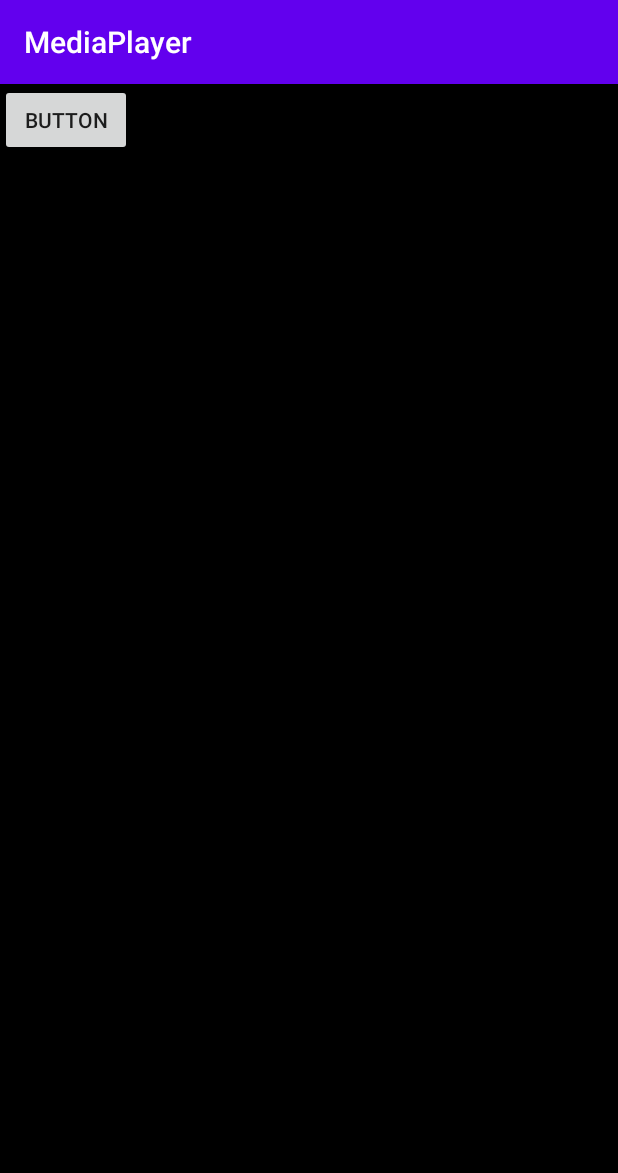
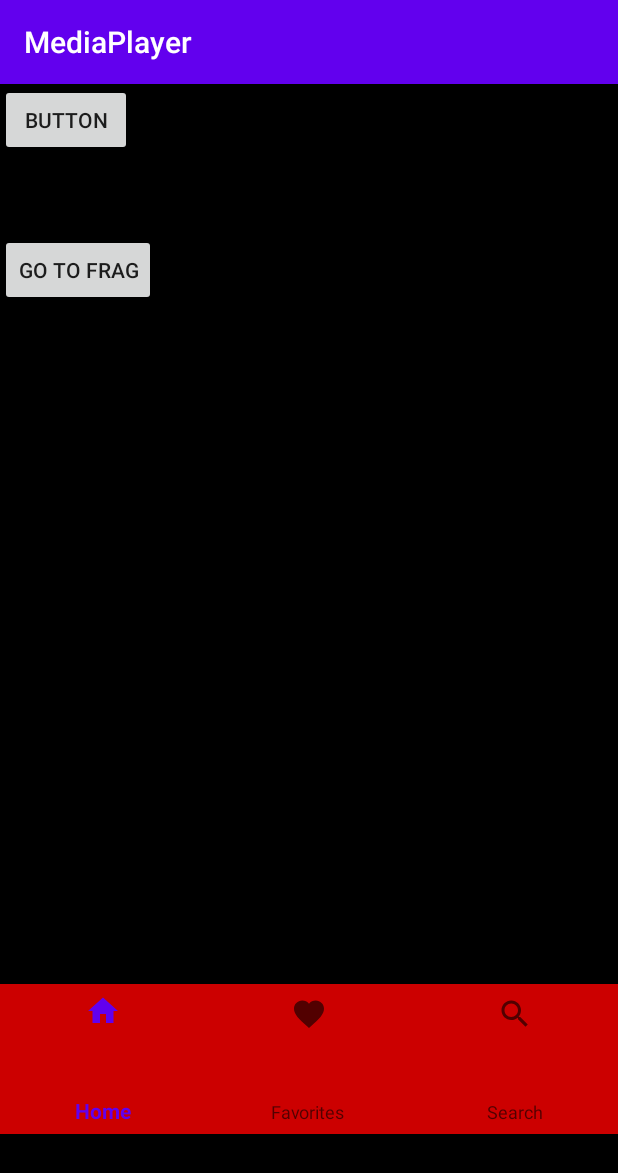
Before and after one commit to Brodski/MediaPlayer, an Android app: the screen it shows after launch (MainActivity), on a phone screen of 412 x 824 dp. Shown: the top 1173 px of the screen. Run offline under Robolectric (Android 15) with nearby library versions, the phone set to English and light mode, and no system bars; plain views replace PlayerView; 7 statements that could not run were skipped.

Commit message:
nav fragments

```diff
--- a/app/build.gradle
+++ b/app/build.gradle
@@ -41,4 +41,9 @@ dependencies {
     implementation "com.google.android.exoplayer:exoplayer-ui:2.11.4"
     implementation 'com.google.android.exoplayer:extension-mediasession:2.11.4'
 
+//    implementation 'androidx.legacy:legacy-support-v4:1.0.0'
+
+    implementation 'com.google.android.material:material:1.1.0'
+
+
 }
--- /dev/null
+++ b/app/src/main/java/com/example/mediaplayer/IMainActivity.kt
@@ -0,0 +1,5 @@
+package com.example.mediaplayer
+
+interface IMainActivity {
+    fun inflateFragment(fragmentTag: String, message: String)
+}
--- /dev/null
+++ b/app/src/main/java/com/example/mediaplayer/ItemsFragment.kt
@@ -0,0 +1,103 @@
+package com.example.mediaplayer
+
+import android.content.Context
+import android.nfc.Tag
+import android.os.Bundle
+import android.util.Log
+import androidx.fragment.app.Fragment
+import android.view.LayoutInflater
+import android.view.View
+import android.view.ViewGroup
+import android.widget.Button
+import android.widget.TextView
+import android.widget.Toast
+import java.io.IOException
+import java.lang.RuntimeException
+
+// the fragment initialization parameters, e.g. ARG_ITEM_NUMBER
+private const val ARG_PARAM1 = "param1"
+private const val ARG_PARAM2 = "param2"
+
+/**
+ * A simple [Fragment] subclass.
+ * Use the [ItemsFragment.newInstance] factory method to
+ * create an instance of this fragment.
+ */
+class ItemsFragment : Fragment() {
+    private var listener: FragmentItemsListener? = null
+    private lateinit var textView: TextView
+    private lateinit var btnOkay: Button
+
+    interface FragmentItemsListener {
+        fun onInputItemsSent(input: CharSequence)
+    }
+
+    @Throws(IOException::class)
+    override fun onAttach(context: Context) {
+        super.onAttach(context)
+        Log.e(TAG, "onAttach() Items")
+        if (context is FragmentItemsListener) {
+            listener = context as FragmentItemsListener
+        } else {
+            throw RuntimeException(context.toString() + "must implement FragmentItemsListener")
+        }
+    }
+
+    override fun onCreate(savedInstanceState: Bundle?) {
+        super.onCreate(savedInstanceState)
+        Log.e(TAG, "onCreate() Items")
+
+    }
+
+    override fun onDetach() {
+        super.onDetach()
+        listener = null
+    }
+
+    fun updateEditTest(newText: CharSequence){
+        Log.e(TAG ,"recieved soemthing")
+        Log.e(TAG , newText.toString())
+    }
+
+    override fun onCreateView( inflater: LayoutInflater, container: ViewGroup?, savedInstanceState: Bundle? ): View? {
+        // Inflate the layout for this fragment
+        var v: View = inflater.inflate(R.layout.fragment_items, container, false)
+        textView = v.findViewById(R.id.fragTextId)
+        btnOkay = v.findViewById(R.id.btnA)
+
+        var bundle: Bundle = this.arguments!!
+        var x: String = textView.text.toString()
+        var x2 =" nope"
+        if (bundle.containsKey("keyOther")){
+            x2 = x + bundle?.getString("keyOther").toString()
+        }
+        //textView.text = x2
+        Log.e(TAG, "IN ITEMSz")
+        Log.e(TAG, x)
+        Log.e(TAG, x2)
+
+//        val btn:Button = v.findViewById(R.id.btnA) as Button
+//        btn.setOnClickListener {
+//            Log.e(TAG, "FRAG A CLICK")
+//            var input: CharSequence = "from frag Items" as CharSequence
+//            listener?.onInputItemsSent(input)
+//        }
+        return v
+    }
+
+    companion object {
+        const val TAG = "ItemsFragment"
+        @JvmStatic
+        fun newInstance(param1: String, param2: String) : ItemsFragment {
+            val itemsFragment = ItemsFragment()
+            val args = Bundle()
+            args.putString(ARG_PARAM1, param1)
+            args.putString(ARG_PARAM2, param2)
+            itemsFragment.arguments = args
+            return itemsFragment
+
+        }
+    }
+
+
+}
--- /dev/null
+++ b/app/src/main/java/com/example/mediaplayer/OtherFragment.kt
@@ -0,0 +1,116 @@
+package com.example.mediaplayer
+
+import android.content.Context
+import android.nfc.Tag
+import android.os.Bundle
+import android.util.Log
+import androidx.fragment.app.Fragment
+import android.view.LayoutInflater
+import android.view.View
+import android.view.ViewGroup
+import android.widget.Button
+import android.widget.TextView
+import android.widget.Toast
+import java.io.IOException
+import java.lang.RuntimeException
+
+// the fragment initialization parameters, e.g. ARG_ITEM_NUMBER
+private const val ARG_PARAM1 = "param1"
+private const val ARG_PARAM2 = "param2"
+
+/**
+ * A simple [Fragment] subclass.
+ * Use the [ItemsFragment.newInstance] factory method to
+ * create an instance of this fragment.
+ */
+class OtherFragment : Fragment() {
+    private var listener: FragmentItemsListener? = null
+    private lateinit var textView: TextView
+    private lateinit var btnOkay: Button
+
+    interface FragmentItemsListener {
+        fun onInputOtherSent(input: CharSequence)
+    }
+
+    @Throws(IOException::class)
+    override fun onAttach(context: Context) {
+        super.onAttach(context)
+        if (context is FragmentItemsListener) {
+            listener = context as FragmentItemsListener
+        } else {
+            throw RuntimeException(context.toString() + "must implement FragmentItemsListener")
+        }
+    }
+
+    override fun onCreate(savedInstanceState: Bundle?) {
+        super.onCreate(savedInstanceState)
+
+    }
+
+    override fun onDetach() {
+        super.onDetach()
+        listener = null
+    }
+
+    fun updateEditTest(newText: CharSequence){
+        Log.e(TAG ,"recieved soemthing")
+        Log.e(TAG , newText.toString())
+    }
+
+    override fun onCreateView( inflater: LayoutInflater, container: ViewGroup?, savedInstanceState: Bundle? ): View? {
+        // Inflate the layout for this fragment
+        var v: View = inflater.inflate(R.layout.fragmentb, container, false)
+        textView = v.findViewById(R.id.fragTextIdB)
+        btnOkay = v.findViewById(R.id.btnB)
+
+
+        var bundle: Bundle = this.arguments!!
+        var x: String = textView.text.toString()
+        var x2 = "no way"
+        if (bundle.containsKey("keyOther")) {
+            x2 = x + bundle?.getString("keyOther").toString()
+        }
+        textView.text = x2
+        Log.e(ItemsFragment.TAG, "In Othersz")
+        Log.e(ItemsFragment.TAG, x)
+        Log.e(ItemsFragment.TAG, x2)
+
+        val btn:Button = v.findViewById(R.id.btnB) as Button
+        btn.setOnClickListener {
+            Log.e(TAG, "FRAG OTHER CLICK")
+//            var input: CharSequence = "other fragment" as CharSequence
+//            listener?.onInputOtherSent(input)
+
+//            var bundle: Bundle = Bundle()
+//            bundle.putString("keyOther", " HI ")
+//            var frag: ItemsFragment = ItemsFragment()
+//            frag.arguments = bundle
+//            fragmentManager
+//                ?.beginTransaction()
+//                ?.replace(R.id.container_a, frag)
+//                ?.commit()
+
+
+        }
+        return v
+    }
+
+    companion object {
+        const val TAG = "OtherFragment"
+        @JvmStatic
+        fun newInstance(param1: String, param2: String) : OtherFragment {
+            val otherFragment = OtherFragment()
+            val args = Bundle()
+            args.putString(ARG_PARAM1, param1)
+            args.putString(ARG_PARAM2, param2)
+            otherFragment.arguments = args
+            return otherFragment
+        }
+    }
+
+    fun doSomething(v: View) {
+        Log.e(TAG, "SOMETHIGN! OTHER")
+    }
+
+
+}
--- /dev/null
+++ b/app/src/main/res/drawable/ic_favorite_black_24dp.xml
@@ -0,0 +1,9 @@
+<vector xmlns:android="http://schemas.android.com/apk/res/android"
+        android:width="24dp"
+        android:height="24dp"
+        android:viewportWidth="24.0"
+        android:viewportHeight="24.0">
+    <path
+        android:fillColor="#FF000000"
+        android:pathData="M12,21.35l-1.45,-1.32C5.4,15.36 2,12.28 2,8.5 2,5.42 4.42,3 7.5,3c1.74,0 3.41,0.81 4.5,2.09C13.09,3.81 14.76,3 16.5,3 19.58,3 22,5.42 22,8.5c0,3.78 -3.4,6.86 -8.55,11.54L12,21.35z"/>
+</vector>
--- /dev/null
+++ b/app/src/main/res/drawable/ic_home_black_24dp.xml
@@ -0,0 +1,9 @@
+<vector xmlns:android="http://schemas.android.com/apk/res/android"
+        android:width="24dp"
+        android:height="24dp"
+        android:viewportWidth="24.0"
+        android:viewportHeight="24.0">
+    <path
+        android:fillColor="#FF000000"
+        android:pathData="M10,20v-6h4v6h5v-8h3L12,3 2,12h3v8z"/>
+</vector>
--- /dev/null
+++ b/app/src/main/res/drawable/ic_search_black_24dp.xml
@@ -0,0 +1,9 @@
+<vector xmlns:android="http://schemas.android.com/apk/res/android"
+        android:width="24dp"
+        android:height="24dp"
+        android:viewportWidth="24.0"
+        android:viewportHeight="24.0">
+    <path
+        android:fillColor="#FF000000"
+        android:pathData="M15.5,14h-0.79l-0.28,-0.27C15.41,12.59 16,11.11 16,9.5 16,5.91 13.09,3 9.5,3S3,5.91 3,9.5 5.91,16 9.5,16c1.61,0 3.09,-0.59 4.23,-1.57l0.27,0.28v0.79l5,4.99L20.49,19l-4.99,-5zM9.5,14C7.01,14 5,11.99 5,9.5S7.01,5 9.5,5 14,7.01 14,9.5 11.99,14 9.5,14z"/>
+</vector>
--- a/app/src/main/res/layout/activity_main.xml
+++ b/app/src/main/res/layout/activity_main.xml
@@ -10,7 +10,7 @@
     <com.google.android.exoplayer2.ui.PlayerView
         android:id="@+id/video_view"
         android:layout_width="match_parent"
-        android:layout_height="match_parent"
+        android:layout_height="600dp"
 
         app:show_timeout="10000"
         app:fastforward_increment="30000"
@@ -25,9 +25,56 @@
             android:layout_height="wrap_content"
             android:text="Button"
             android:onClick="onButtonClick"
-            />
+        />
+
+        <Button
+            android:id="@+id/buttonId2"
+            android:layout_width="wrap_content"
+            android:layout_height="wrap_content"
+            android:text="Go to Frag"
+            android:onClick="goToFragment"
+            android:layout_marginTop="100dp"
+        />
+
+        <FrameLayout
+            android:id="@+id/container_a"
+            android:layout_width="match_parent"
+            android:layout_height="100dp"
+            android:layout_marginTop="200dp"
+        />
+
+        <FrameLayout
+            android:id="@+id/container_b"
+            android:layout_width="match_parent"
+            android:layout_height="100dp"
+            android:layout_marginTop="350dp"
+        />
+
 
     </com.google.android.exoplayer2.ui.PlayerView>
+
+    <FrameLayout
+        android:id="@+id/fragment_container"
+        android:layout_width="match_parent"
+        android:layout_height="100dp"
+        android:layout_marginTop="500dp"
+        android:layout_above="@id/bottom_navigation"/>
+
+    <include
+        android:layout_width="fill_parent"
+        android:layout_height="wrap_content"
+        layout="@layout/fragment_selector"
+        android:layout_marginTop="600dp"
+        />
+
+    <com.google.android.material.bottomnavigation.BottomNavigationView
+        android:id="@+id/bottom_navigation"
+        android:layout_width="match_parent"
+        android:layout_height="100dp"
+        app:menu="@menu/bottom_navigation"
+        android:background="@android:color/holo_red_dark"
+        android:layout_marginTop="600dp"
+    />
 
 </FrameLayout>
 
--- /dev/null
+++ b/app/src/main/res/menu/bottom_navigation.xml
@@ -0,0 +1,19 @@
+<?xml version="1.0" encoding="utf-8"?>
+<menu xmlns:android="http://schemas.android.com/apk/res/android">
+
+    <item
+        android:id="@+id/nav_home"
+        android:icon="@drawable/ic_home_black_24dp"
+        android:title="Home" />
+
+    <item
+        android:id="@+id/nav_favorites"
+        android:icon="@drawable/ic_favorite_black_24dp"
+        android:title="Favorites" />
+
+    <item
+        android:id="@+id/nav_search"
+        android:icon="@drawable/ic_search_black_24dp"
+        android:title="Search" />
+
+</menu>
--- a/app/src/main/res/values/strings.xml
+++ b/app/src/main/res/values/strings.xml
@@ -1,4 +1,7 @@
 <resources>
     <string name="app_name">MediaPlayer</string>
     <string name="playback_channel_name">MediaPlayer channel name</string>
+
+    <!-- TODO: Remove or change this placeholder text -->
+    <string name="hello_blank_fragment">Hello blank fragment</string>
 </resources>
```
Also changed, not shown: app/src/main/java/com/example/mediaplayer/MainActivity.kt (+120 -51 lines), app/src/main/java/com/example/mediaplayer/SelectorFragment.kt (added, +46 -0 lines), app/src/main/res/layout/fragment_items.xml (added, +25 -0 lines), app/src/main/res/layout/fragment_selector.xml (added, +15 -0 lines), app/src/main/res/layout/fragmentb.xml (added, +26 -0 lines).
